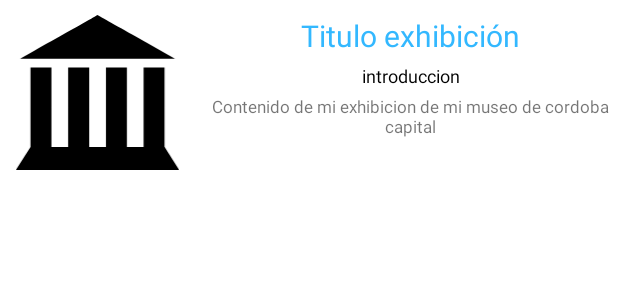
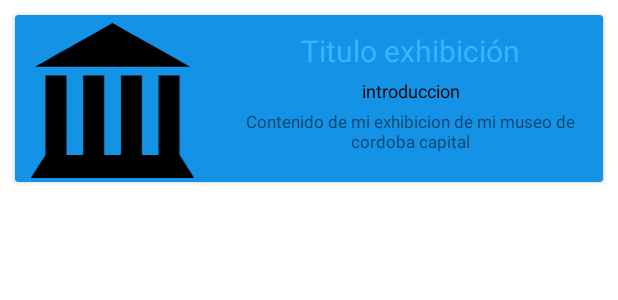
Before and after one commit to Joelspitale/AndroidMoviles, an Android app: the layout item_view_exhibits.xml on its own in the app's theme, with its tools: preview values and no code run, on a phone screen of 412 x 824 dp. Shown: the top 300 px of the screen. Run offline under Robolectric (Android 15) with nearby library versions, the light colour scheme and no system bars.

Commit message:
cardview implementado en parte

```diff
--- a/app/build.gradle
+++ b/app/build.gradle
@@ -53,6 +53,7 @@ dependencies {
     implementation 'com.jakewharton.picasso:picasso2-okhttp3-downloader:1.1.0'
     implementation 'androidx.core:core:1.5.0-alpha04'
     implementation "androidx.room:room-runtime:2.3.0"
+    implementation "androidx.cardview:cardview:1.0.0"
     annotationProcessor "androidx.room:room-compiler:2.3.0"
 
     testImplementation 'junit:junit:4.+'
--- a/app/src/main/res/layout/item_view_exhibits.xml
+++ b/app/src/main/res/layout/item_view_exhibits.xml
@@ -7,23 +7,28 @@
     android:layout_width="match_parent"
     android:layout_height="wrap_content">
 
+    <androidx.cardview.widget.CardView
+        android:layout_width="match_parent"
+        android:layout_height="wrap_content"
+        app:cardBackgroundColor="@color/principal_blue"
+        android:layout_margin="10dp"
+        >
+
     <ImageView
         android:id="@+id/idImagen"
         android:layout_width="110dp"
         android:layout_height="103dp"
         android:layout_marginStart="10dp"
-        android:layout_marginTop="10dp"
+        android:layout_marginTop="5dp"
         app:srcCompat="@drawable/ic_museo"
         app:layout_constraintStart_toStartOf="parent"
         app:layout_constraintTop_toTopOf="parent"/>
 
     <LinearLayout
-        xmlns:android="http://schemas.android.com/apk/res/android"
-        xmlns:app="http://schemas.android.com/apk/res-auto"
-        xmlns:tools="http://schemas.android.com/tools"
         android:orientation="vertical"
         android:layout_width="match_parent"
-        android:layout_height="wrap_content">
+        android:layout_height="wrap_content"
+        android:layout_marginStart="120dp">
         <TextView
             android:id="@+id/idExhibitsTitle"
             android:layout_width="match_parent"
@@ -58,5 +63,5 @@
             android:textSize="11dp"
             tools:text="@string/contenidoPorDefecto"/>
     </LinearLayout>
-
+    </androidx.cardview.widget.CardView>
 </LinearLayout>
```
Also changed, not shown: 1 other file.
